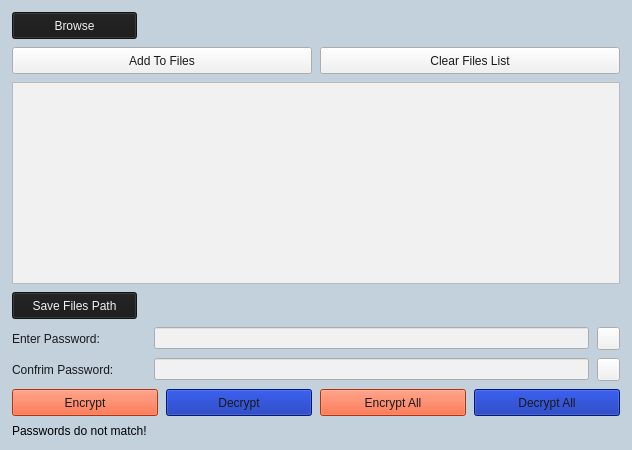
Old version of the form Encryption-Decryption.ui in the repository Fg-ma/Encryption.
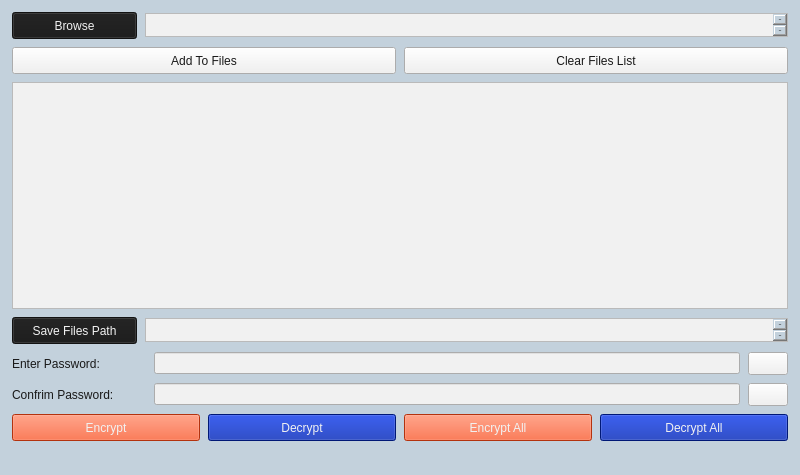
New version of the form. Icons and pictures are not drawn.

```diff
--- a/Encryption-Decryption.ui
+++ b/Encryption-Decryption.ui
@@ -6,8 +6,8 @@
    <rect>
     <x>0</x>
     <y>0</y>
-    <width>632</width>
-    <height>450</height>
+    <width>800</width>
+    <height>475</height>
    </rect>
   </property>
   <property name="sizePolicy">
@@ -19,7 +19,7 @@
   <property name="minimumSize">
    <size>
     <width>625</width>
-    <height>300</height>
+    <height>325</height>
    </size>
   </property>
   <property name="windowTitle">
@@ -72,11 +72,23 @@
        </widget>
       </item>
       <item row="0" column="1">
-       <widget class="QLabel" name="selectedFileLabel">
+       <widget class="QPlainTextEdit" name="selectedFileBox">
+        <property name="sizePolicy">
+         <sizepolicy hsizetype="Expanding" vsizetype="Minimum">
+          <horstretch>0</horstretch>
+          <verstretch>0</verstretch>
+         </sizepolicy>
+        </property>
         <property name="minimumSize">
          <size>
-          <width>475</width>
-          <height>0</height>
+          <width>0</width>
+          <height>24</height>
+         </size>
+        </property>
+        <property name="maximumSize">
+         <size>
+          <width>16777215</width>
+          <height>24</height>
          </size>
         </property>
         <property name="baseSize">
@@ -87,10 +99,17 @@
         </property>
         <property name="styleSheet">
          <string notr="true">font: 12pt &quot;Segoe MDL2 Assets&quot;;
+background-color: rgb(241, 241, 241);
 color: rgb(25, 25, 25);</string>
         </property>
-        <property name="text">
-         <string/>
+        <property name="horizontalScrollBarPolicy">
+         <enum>Qt::ScrollBarAlwaysOff</enum>
+        </property>
+        <property name="sizeAdjustPolicy">
+         <enum>QAbstractScrollArea::AdjustToContents</enum>
+        </property>
+        <property name="lineWrapMode">
+         <enum>QPlainTextEdit::NoWrap</enum>
         </property>
        </widget>
       </item>
@@ -172,20 +191,30 @@
        </widget>
       </item>
       <item row="0" column="1">
-       <widget class="QLabel" name="savePathLabel">
+       <widget class="QPlainTextEdit" name="savePathBox">
         <property name="minimumSize">
          <size>
-          <width>475</width>
-          <height>0</height>
+          <width>0</width>
+          <height>24</height>
+         </size>
+        </property>
+        <property name="maximumSize">
+         <size>
+          <width>16777215</width>
+          <height>24</height>
+         </size>
+        </property>
+        <property name="baseSize">
+         <size>
+          <width>0</width>
+          <height>24</height>
          </size>
         </property>
         <property name="styleSheet">
          <string notr="true">font: 12pt &quot;Segoe MDL2 Assets&quot;;
+background-color: rgb(241, 241, 241);
 color: rgb(25, 25, 25);</string>
         </property>
-        <property name="text">
-         <string/>
-        </property>
        </widget>
       </item>
      </layout>
@@ -261,6 +290,16 @@
         <property name="text">
          <string/>
         </property>
+        <property name="icon">
+         <iconset>
+          <normaloff>resources/unhidden.png</normaloff>resources/unhidden.png</iconset>
+        </property>
+        <property name="iconSize">
+         <size>
+          <width>16</width>
+          <height>16</height>
+         </size>
+        </property>
        </widget>
       </item>
      </layout>
@@ -347,7 +386,7 @@
         <property name="styleSheet">
          <string notr="true">font: 12pt &quot;Segoe MDL2 Assets&quot;;
 background-color: rgb(250, 70, 20);
-color: rgb(25, 25, 25);</string>
+color: rgb(241, 241, 241);</string>
         </property>
         <property name="text">
          <string>Encrypt</string>
@@ -365,7 +404,7 @@
         <property name="styleSheet">
          <string notr="true">font: 12pt &quot;Segoe MDL2 Assets&quot;;
 background-color: rgb(250, 70, 20);
-color: rgb(25, 25, 25);</string>
+color: rgb(241, 241, 241);</string>
         </property>
         <property name="text">
          <string>Encrypt All</string>
@@ -383,7 +422,7 @@
         <property name="styleSheet">
          <string notr="true">font: 12pt &quot;Segoe MDL2 Assets&quot;;
 background-color: rgb(0, 33, 165);
-color: rgb(25, 25, 25);</string>
+color: rgb(241, 241, 241);</string>
         </property>
         <property name="text">
          <string>Decrypt</string>
@@ -401,7 +440,7 @@
         <property name="styleSheet">
          <string notr="true">font: 12pt &quot;Segoe MDL2 Assets&quot;;
 background-color: rgb(0, 33, 165);
-color: rgb(25, 25, 25);</string>
+color: rgb(241, 241, 241);</string>
         </property>
         <property name="text">
          <string>Decrypt All</string>
@@ -414,8 +453,15 @@
      <layout class="QVBoxLayout" name="errorLayout">
       <item>
        <widget class="QLabel" name="errorLabel">
+        <property name="styleSheet">
+         <string notr="true">font: 12pt &quot;Segoe MDL2 Assets&quot;;
+color: rgb(25, 25, 25);</string>
+        </property>
         <property name="text">
-         <string>Passwords do not match!</string>
+         <string/>
+        </property>
+        <property name="wordWrap">
+         <bool>false</bool>
         </property>
        </widget>
       </item>
```
Left out of the diff: 6 changed lines with no effect on the pictures.
